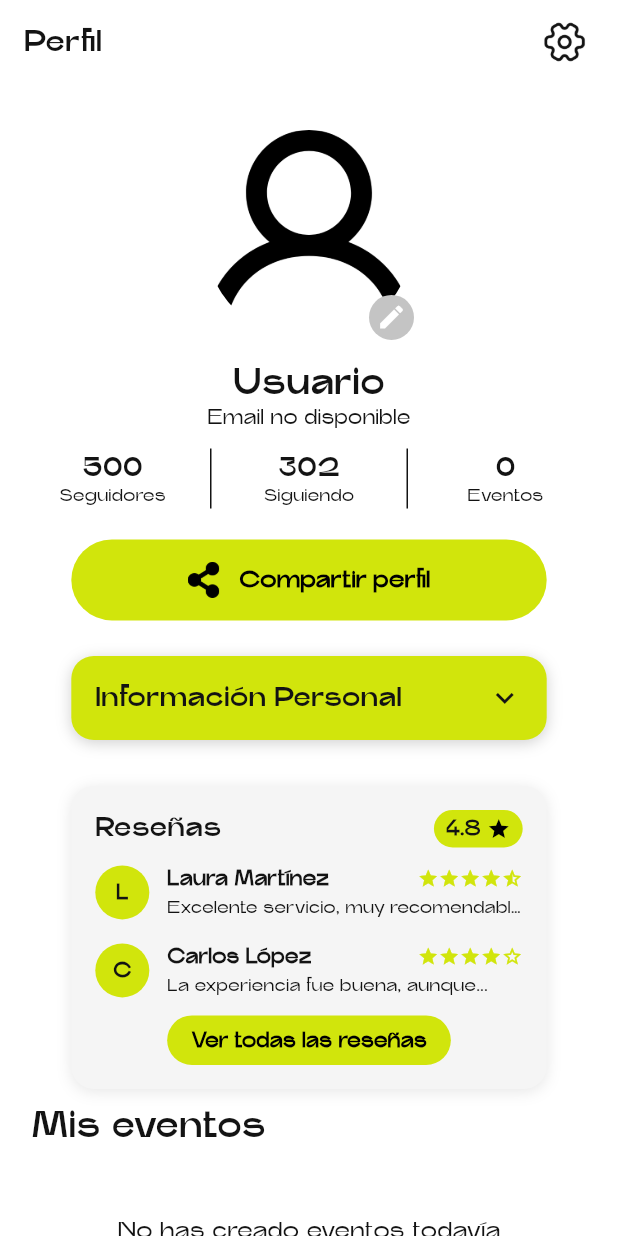
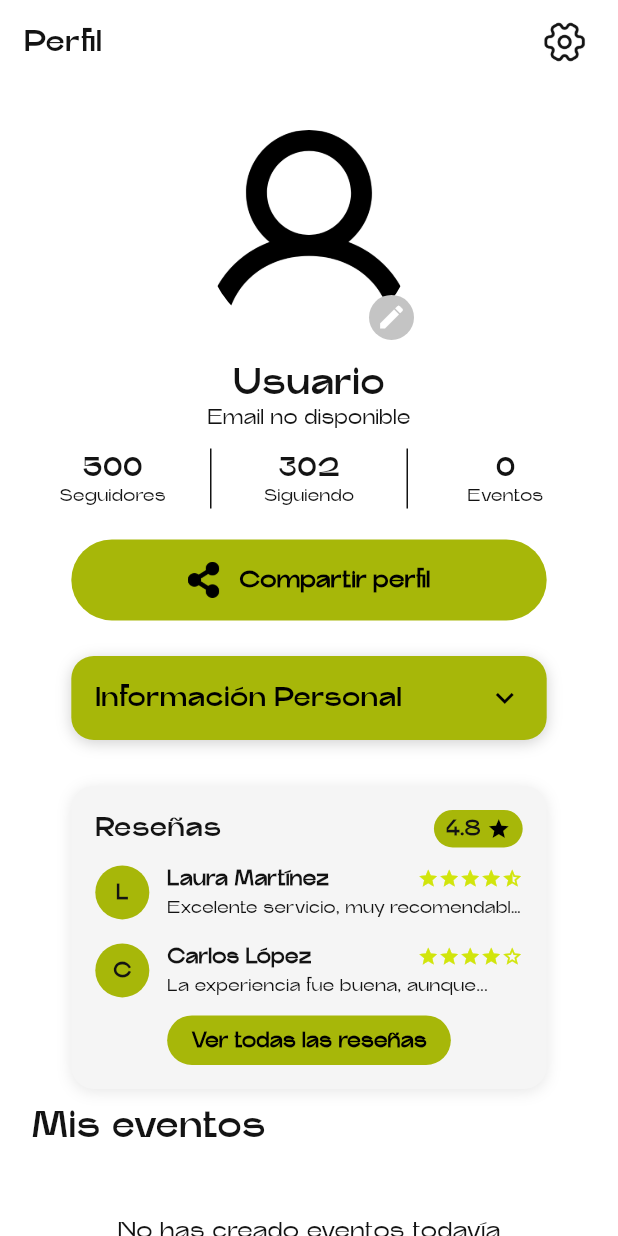
Before and after one commit to AdrianMedina99/FrontendKompa, a Flutter app: the profile screen opened directly, on a phone screen of 412 x 824 dp. Run offline on Flutter 3.47's test engine with Material 3 defaults, Android fonts, the light colour scheme and no system bars; our stand-ins replace carousel_slider, cloud_firestore, dotted_border, dotted_line, firebase_auth, firebase_core and 10 more; missing offline and left inert: book_my_seat, syncfusion_flutter_barcodes; accounts and stored records are empty.

Commit message:
Pequeños arreglos

```diff
--- a/Kompa/lib/dark_mode.dart
+++ b/Kompa/lib/dark_mode.dart
@@ -6,6 +6,17 @@ import 'package:shared_preferences/shared_preferences.dart';
 class ColorNotifire with ChangeNotifier {
   bool _isDark = false;
   bool get isDark => _isDark;
+
+  final Color _white = const Color(0xffFFFFFF);
+  final Color _black = const Color(0xff131313);
+  final Color _darkGray = const Color(0xff1E1E1E);
+  final Color _lightGray = const Color(0xffF5F5F5);
+  final Color _mediumGray = const Color(0xffB6B6C0);
+  final Color _accentGreen = const Color(0xffD1E50C);
+  final Color _lightGreen = const Color(0xFFA7B709);
+  final Color _darkGreen = const Color(0xff9DAC09);
+  final Color _darkBlueGray = const Color(0xff6C6D80);
+  final Color _transparentBlack = Colors.black54;
 
   ColorNotifire() {
     _loadTheme();
@@ -24,29 +35,25 @@ class ColorNotifire with ChangeNotifier {
     notifyListeners();
   }
 
-
-  get backGround => isDark ? const Color(0xff131313): const Color(0xffFFFFFF);
-  get inv => isDark ? const Color(0xffFFFFFF) : const Color(0xff131313);
-  get textColor1 => isDark ? const Color(0xffD1E50C): const Color(0xff131313);
-  get textColor => isDark ? const Color(0xffFFFFFF): const Color(0xff131313);
-  get subtitleTextColor => isDark ? const Color(0xffB6B6C0): const Color(0xff131313);
-  get onBoard => isDark ? const Color(0xff9DAC09): const Color(0xff6C6D80);
-  get onBoardTextColor => isDark ? const Color(0xffB6B6C0): const Color(0xff6C6D80);
-  get welcomeTextColor => isDark ? const Color(0xff131313): const Color(0xffD1E50C);
-  get confirmButton => isDark?const Color(0xffD1E50C):const Color(0xffFFFFFF);
-  get imageColor => isDark?const Color(0xff131313):const Color(0xffD1E50C);
-  get category => isDark?const Color(0xffD1E50C):const Color(0xff131313);
-  get containerColor => isDark ? const Color(0xff1E1E1E) : const Color(0xffF5F5F5);
-  get textFieldBackground => isDark ? const Color(0xff1E1E1E) : Colors.white;
-
+  get backGround => isDark ? _black : _white;
+  get inv => isDark ? _white : _black;
+  get textColor1 => isDark ? _accentGreen : _black;
+  get textColor => isDark ? _white : _black;
+  get subtitleTextColor => isDark ? _mediumGray : _black;
+  get onBoard => isDark ? _darkGreen : _darkBlueGray;
+  get onBoardTextColor => isDark ? _mediumGray : _darkBlueGray;
+  get welcomeTextColor => isDark ? _black : _accentGreen;
+  get confirmButton => isDark ? _accentGreen : _white;
+  get imageColor => isDark ? _black : _accentGreen;
+  get category => isDark ? _accentGreen : _black;
+  get containerColor => isDark ? _darkGray : _lightGray;
+  get textFieldBackground => isDark ? _darkGray : _white;
 
   get shadowColor => const Color(0xFF000000).withAlpha(26);
 
-  get hintTextColor => isDark ? const Color(0xffB6B6C0) : Colors.black54;
-  get iconColor => isDark ? const Color(0xffB6B6C0) : Colors.black54;
+  get hintTextColor => isDark ? _mediumGray : _transparentBlack;
+  get iconColor => isDark ? _mediumGray : _transparentBlack;
   get svgColor => const Color(0xFF000000);
-  get buttonColor => const Color(0xffD1E50C);
-  get buttonTextColor => const Color(0xff131313);
-
-
+  get buttonColor => isDark ? _accentGreen : _lightGreen;
+  get buttonTextColor => _black;
 }
--- a/Kompa/lib/main.dart
+++ b/Kompa/lib/main.dart
@@ -22,7 +22,7 @@ class MyApp extends StatelessWidget {
 
   @override
   Widget build(BuildContext context) {
-    const apiBaseUrl = 'https://b173-2a0c-5a80-2305-f700-2dd6-790d-148b-59f4.ngrok-free.app';
+    const apiBaseUrl = 'https://76f8-2a0c-5a80-2305-f700-2dd6-790d-148b-59f4.ngrok-free.app';
     final apiService = ApiService(baseUrl: apiBaseUrl);
 
     return MultiProvider(
@@ -96,7 +96,6 @@ class _AuthCheckScreenState extends State<AuthCheckScreen> {
 
   @override
   Widget build(BuildContext context) {
-    // Muestra una pantalla de carga mientras se navega
     return Scaffold(
       body: Center(
         child: CircularProgressIndicator(
--- a/Kompa/lib/screen/category/ticket_book.dart
+++ b/Kompa/lib/screen/category/ticket_book.dart
@@ -8,7 +8,7 @@ import 'package:flutter_svg/flutter_svg.dart';
 import 'package:provider/provider.dart';
 
 import '../../dark_mode.dart';
-import 'summary.dart';
+import 'EventForm.dart';
 
 class ticket1 extends StatefulWidget {
   const ticket1({Key? key}) : super(key: key);
@@ -1013,12 +1013,11 @@ class _ticket extends State<ticket1> {
         ),
         child: InkWell(
           onTap: () {
-            Navigator.push(
-              context,
-              MaterialPageRoute(
-                builder: (context) => const Summary(),
+            /*Navigator.push(
+              context,MaterialPageRoute(
+                builder: (context) => const EventForm(),
               ),
-            );
+            );*/
             setState(() {});
           },
           child: Container(
--- a/Kompa/lib/screen/home/setting.dart
+++ b/Kompa/lib/screen/home/setting.dart
@@ -5,6 +5,7 @@ import 'package:provider/provider.dart';
 
 import '../../dark_mode.dart';
 import '../../providers/AuthProvider.dart';
+import '../profile/edit_profile.dart';
 import '../profile/list_friend.dart';
 import '../profile/payment_card.dart';
 import '../profile/wishlist.dart';
@@ -68,6 +69,23 @@ class _SettingState extends State<Setting> {
               onChanged: (bool value) {
                 notifier.isavalable(value);
               },
+            ),
+          ),
+          InkWell(
+            onTap: () {
+              final userType = authProvider.userType;
+              Navigator.push(
+                context,
+                MaterialPageRoute(
+                  builder: (context) => Edit_Profile(userType: userType ?? "CLIENT"),
+                ),
+              );
+            },
+            child: accountDetails(
+              image: "assets/Profile Bottom.png",
+              name: "Editar Perfil",
+              icon: "assets/arrow-right.png",
+              onPress: () {},
             ),
           ),
           InkWell(
--- a/Kompa/lib/screen/home/ticket.dart
+++ b/Kompa/lib/screen/home/ticket.dart
@@ -8,7 +8,7 @@ import 'package:syncfusion_flutter_barcodes/barcodes.dart';
 
 import '../../Config/common.dart';
 import '../../dark_mode.dart';
-import '../category/ticket_detail.dart';
+import '../category/CategoryDetail.dart';
 import 'bottom.dart';
 
 class ticket extends StatefulWidget {
@@ -581,14 +581,14 @@ class _ticketState extends State<ticket> {
               ),
               AppConstants.Height(height / 25),
               InkWell(
-                onTap: () {
+               /* onTap: () {
                   Navigator.push(
                     context,
                     MaterialPageRoute(
-                      builder: (context) => const Ticket_Detail(),
+                      builder: (context) => const CategoryDetail(),
                     ),
                   );
-                },
+                },*/
                 child: Container(
                   height: height / 13,
                   width: width / 1.5,
--- a/Kompa/lib/screen/profile/profile.dart
+++ b/Kompa/lib/screen/profile/profile.dart
@@ -350,7 +350,7 @@ class _profileState extends State<profile> {
                         title: "Información Personal",
                         backgroundColor: notifier.backGround,
                         headerColor: notifier.buttonColor,
-                        textColor: notifier.textColor,
+                        textColor: notifier.svgColor,
                         shadowColor: notifier.inv,
                         children: userType == "CLIENT" ? _buildClientDetails() : _buildBusinessDetails(),
                       ),
--- a/Kompa/lib/service/SharedPreferencesService.dart
+++ b/Kompa/lib/service/SharedPreferencesService.dart
@@ -4,7 +4,6 @@ import 'package:shared_preferences/shared_preferences.dart';
 
 // Versión mejorada de SharedPreferencesService
 class SharedPreferencesService {
-  // Métodos genéricos para cualquier tipo de dato
   static Future<void> saveString(String key, String value) async {
     final prefs = await SharedPreferences.getInstance();
     await prefs.setString(key, value);
@@ -25,7 +24,6 @@ class SharedPreferencesService {
     return prefs.getBool(key);
   }
 
-  // Métodos específicos para objetos complejos
   static Future<void> saveMap(String key, Map<String, dynamic> value) async {
     final prefs = await SharedPreferences.getInstance();
     await prefs.setString(key, jsonEncode(value));
--- a/Kompa/pubspec.yaml
+++ b/Kompa/pubspec.yaml
@@ -35,6 +35,8 @@ dependencies:
   firebase_auth: ^4.16.0
   geolocator: ^11.0.0
   geocoding: ^2.2.0
+  image_picker: ^0.8.6
+  http_parser: ^4.0.0
 
 dev_dependencies:
   flutter_test:
```
Also changed, not shown: Kompa/pubspec.lock.
